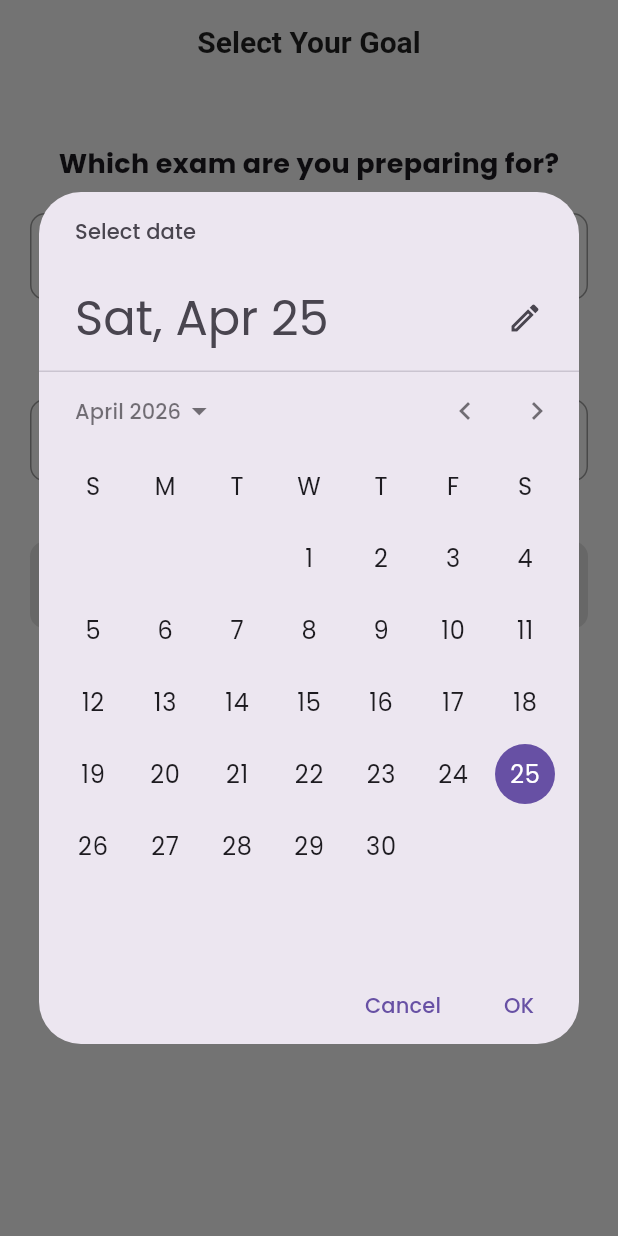
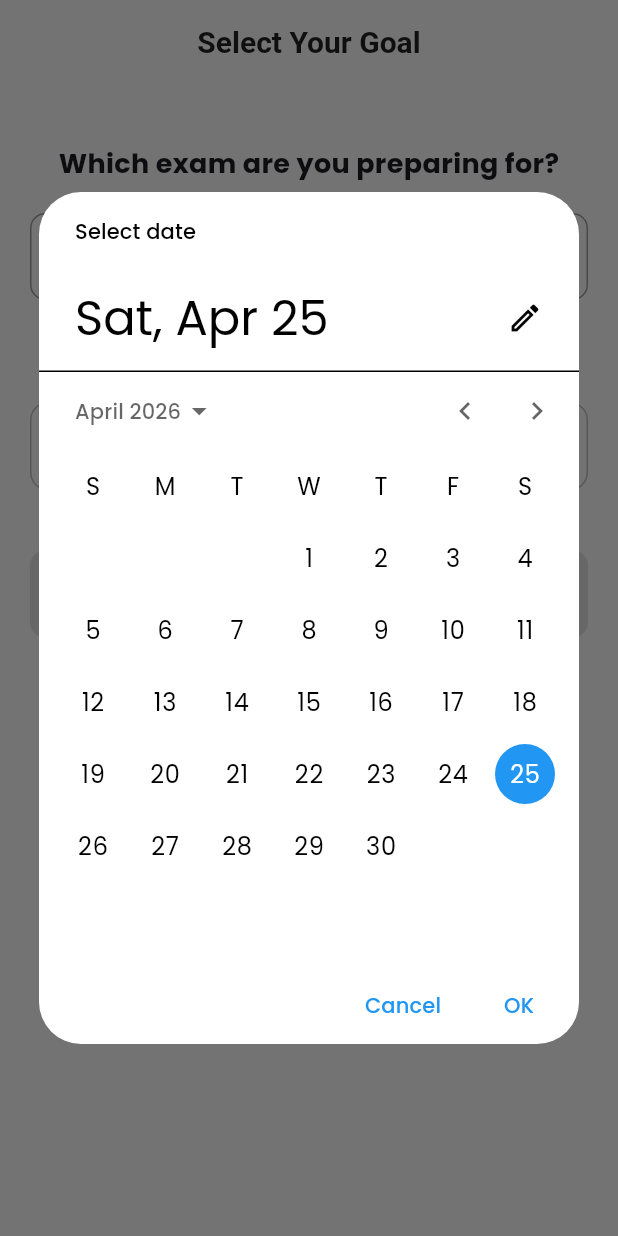
Before and after one commit to Gamerater/ExamMate, a Flutter app: the screen it shows after launch, after a tap on "Select Exam Date", on a phone screen of 412 x 824 dp. Run offline on Flutter 3.47's test engine with Material 3 defaults, Android fonts, the phone set to English and light mode, and no system bars; our stand-ins replace google_fonts, shared_preferences.

Commit message:
Fixed Date selection not working with Dark Mode.

```diff
--- a/lib/screens/exam_selection_screen.dart
+++ b/lib/screens/exam_selection_screen.dart
@@ -17,7 +17,7 @@ class _ExamSelectionScreenState extends State<ExamSelectionScreen> {
 
   final TextEditingController _customExamController = TextEditingController();
   bool _isOtherSelected = false;
-  String? _customNameError; // Stores the error message
+  String? _customNameError;
 
   @override
   void initState() {
@@ -54,7 +54,26 @@ class _ExamSelectionScreenState extends State<ExamSelectionScreen> {
     super.dispose();
   }
 
-  // --- VALIDATION LOGIC ---
+  // --- NEW HELPER: HUMAN READABLE DATE ---
+  // Converts "2026-05-10" to "10 May 2026"
+  String _formatDate(DateTime date) {
+    const List<String> months = [
+      'Jan',
+      'Feb',
+      'Mar',
+      'Apr',
+      'May',
+      'Jun',
+      'Jul',
+      'Aug',
+      'Sep',
+      'Oct',
+      'Nov',
+      'Dec'
+    ];
+    return '${date.day} ${months[date.month - 1]} ${date.year}';
+  }
+
   void _validateCustomExamName(String value) {
     String trimmed = value.trim();
 
@@ -68,15 +87,12 @@ class _ExamSelectionScreenState extends State<ExamSelectionScreen> {
       return;
     }
 
-    // Allow alphanumeric, spaces, dashes, and periods.
-    // Blocks emojis and special symbols that might break UI.
     final validCharacters = RegExp(r'^[a-zA-Z0-9 .-]+$');
     if (!validCharacters.hasMatch(trimmed)) {
       setState(() => _customNameError = "No special characters (@, #, etc.)");
       return;
     }
 
-    // Valid
     setState(() => _customNameError = null);
   }
 
@@ -87,6 +103,20 @@ class _ExamSelectionScreenState extends State<ExamSelectionScreen> {
           _selectedDate ?? DateTime.now().add(const Duration(days: 90)),
       firstDate: DateTime.now(),
       lastDate: DateTime(2030),
+      builder: (context, child) {
+        return Theme(
+          data: Theme.of(context).copyWith(
+            colorScheme: Theme.of(context).brightness == Brightness.dark
+                ? const ColorScheme.dark(
+                    primary: Colors.blue,
+                    onPrimary: Colors.white,
+                    surface: Color(0xFF1E1E1E),
+                    onSurface: Colors.white)
+                : const ColorScheme.light(primary: Colors.blue),
+          ),
+          child: child!,
+        );
+      },
     );
     if (picked != null && picked != _selectedDate) {
       setState(() {
@@ -100,7 +130,6 @@ class _ExamSelectionScreenState extends State<ExamSelectionScreen> {
     if (_selectedExam == null) return false;
 
     if (_isOtherSelected) {
-      // Must be non-empty AND have no validation errors
       return _customExamController.text.trim().isNotEmpty &&
           _customNameError == null;
     }
@@ -109,7 +138,6 @@ class _ExamSelectionScreenState extends State<ExamSelectionScreen> {
   }
 
   Future<void> _saveAndContinue() async {
-    // Final check before saving
     if (_isOtherSelected) {
       _validateCustomExamName(_customExamController.text);
       if (_customNameError != null) return;
@@ -133,6 +161,8 @@ class _ExamSelectionScreenState extends State<ExamSelectionScreen> {
 
   @override
   Widget build(BuildContext context) {
+    final isDark = Theme.of(context).brightness == Brightness.dark;
+
     return Scaffold(
       appBar: AppBar(title: const Text('Select Your Goal'), centerTitle: true),
       body: SingleChildScrollView(
@@ -161,6 +191,12 @@ class _ExamSelectionScreenState extends State<ExamSelectionScreen> {
                     value: _selectedExam,
                     hint: const Text('Choose an Exam'),
                     isExpanded: true,
+                    style: TextStyle(
+                      color: isDark ? Colors.white : Colors.black87,
+                      fontSize: 16,
+                    ),
+                    dropdownColor:
+                        isDark ? const Color(0xFF2C2C2C) : Colors.white,
                     items: _exams.map((String exam) {
                       return DropdownMenuItem<String>(
                         value: exam,
@@ -173,8 +209,7 @@ class _ExamSelectionScreenState extends State<ExamSelectionScreen> {
                         _isOtherSelected = newValue == 'Other';
                         if (!_isOtherSelected) {
                           _customExamController.clear();
-                          _customNameError =
-                              null; // Clear error if switching away
+                          _customNameError = null;
                         }
                       });
                     },
@@ -185,10 +220,12 @@ class _ExamSelectionScreenState extends State<ExamSelectionScreen> {
                 const SizedBox(height: 15),
                 TextField(
                   controller: _customExamController,
+                  style:
+                      TextStyle(color: isDark ? Colors.white : Colors.black87),
                   decoration: InputDecoration(
                     labelText: 'Enter Custom Exam Name',
                     hintText: 'e.g. CA Final, GATE 2026',
-                    errorText: _customNameError, // Shows error message here
+                    errorText: _customNameError,
                     border: OutlineInputBorder(
                       borderRadius: BorderRadius.circular(10),
                     ),
@@ -196,7 +233,7 @@ class _ExamSelectionScreenState extends State<ExamSelectionScreen> {
                         horizontal: 16, vertical: 16),
                   ),
                   onChanged: (value) {
-                    _validateCustomExamName(value); // Live validation
+                    _validateCustomExamName(value);
                   },
                 ),
               ],
@@ -206,21 +243,32 @@ class _ExamSelectionScreenState extends State<ExamSelectionScreen> {
                 style: TextStyle(fontSize: 18, fontWeight: FontWeight.bold),
                 textAlign: TextAlign.center,
               ),
-              const SizedBox(height: 10),
+              const SizedBox(height: 12),
               OutlinedButton.icon(
                 onPressed: _pickDate,
-                icon: const Icon(Icons.calendar_today, color: Colors.blue),
+                icon: Icon(Icons.calendar_today,
+                    color: Colors.blue.withOpacity(0.8), size: 22),
                 label: Text(
                   _selectedDate == null
                       ? 'Select Exam Date'
-                      : '${_selectedDate!.day}/${_selectedDate!.month}/${_selectedDate!.year}',
-                  style: const TextStyle(fontSize: 16, color: Colors.black87),
+                      : _formatDate(_selectedDate!), // USES NEW HELPER
+                  style: TextStyle(
+                    fontSize: 16,
+                    fontWeight: FontWeight.w600,
+                    color: isDark ? Colors.grey[200] : Colors.black87,
+                    letterSpacing: 0.5,
+                  ),
                 ),
                 style: OutlinedButton.styleFrom(
-                  padding: const EdgeInsets.symmetric(vertical: 16),
-                  side: const BorderSide(color: Colors.grey),
+                  padding:
+                      const EdgeInsets.symmetric(vertical: 18, horizontal: 16),
+                  side: BorderSide(
+                    color: isDark ? Colors.grey[700]! : Colors.grey[400]!,
+                    width: 1,
+                  ),
                   shape: RoundedRectangleBorder(
-                      borderRadius: BorderRadius.circular(10)),
+                      borderRadius: BorderRadius.circular(12)),
+                  alignment: Alignment.center,
                 ),
               ),
               const SizedBox(height: 40),
@@ -229,7 +277,8 @@ class _ExamSelectionScreenState extends State<ExamSelectionScreen> {
                 style: ElevatedButton.styleFrom(
                   padding: const EdgeInsets.symmetric(vertical: 16),
                   backgroundColor: Colors.blue,
-                  disabledBackgroundColor: Colors.grey.shade300,
+                  disabledBackgroundColor:
+                      isDark ? Colors.grey[800] : Colors.grey.shade300,
                   shape: RoundedRectangleBorder(
                       borderRadius: BorderRadius.circular(10)),
                 ),
```
